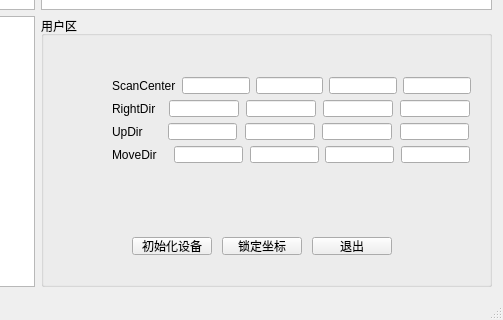
Above: Code/Puncture/Source/Puncture/PunctureWindow.ui from phpitblitw/prostate_puncture before the change; both pictures show x 427 to 930 and y 289 to 609 of the 930 by 609 pixel window. Below: the same form after it.
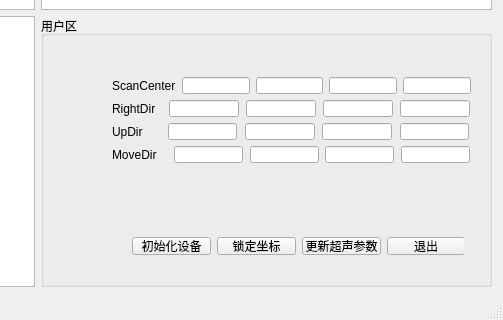
That is the form after the change. Custom widgets are drawn as their Qt base class.

```diff
--- a/Code/Puncture/Source/Puncture/PunctureWindow.ui
+++ b/Code/Puncture/Source/Puncture/PunctureWindow.ui
@@ -52,7 +52,7 @@
         <rect>
          <x>80</x>
          <y>210</y>
-         <width>271</width>
+         <width>343</width>
          <height>29</height>
         </rect>
        </property>
@@ -103,6 +103,13 @@
           </property>
          </spacer>
         </item>
+        <item>
+         <widget class="QPushButton" name="BtnUpdateUS">
+          <property name="text">
+           <string>更新超声参数</string>
+          </property>
+         </widget>
+        </item>
         <item>
          <widget class="QPushButton" name="BtnQuit">
           <property name="text">
@@ -110,6 +117,19 @@
           </property>
          </widget>
         </item>
+        <item>
+         <spacer name="horizontalSpacer_23">
+          <property name="orientation">
+           <enum>Qt::Horizontal</enum>
+          </property>
+          <property name="sizeHint" stdset="0">
+           <size>
+            <width>40</width>
+            <height>20</height>
+           </size>
+          </property>
+         </spacer>
+        </item>
        </layout>
       </widget>
       <widget class="QWidget" name="layoutWidget">
```
